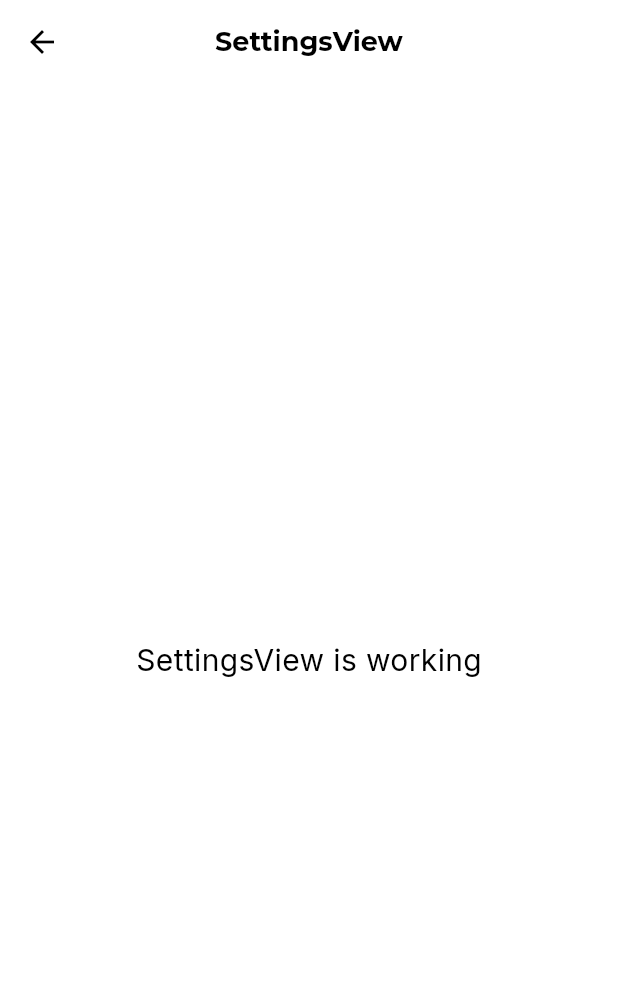
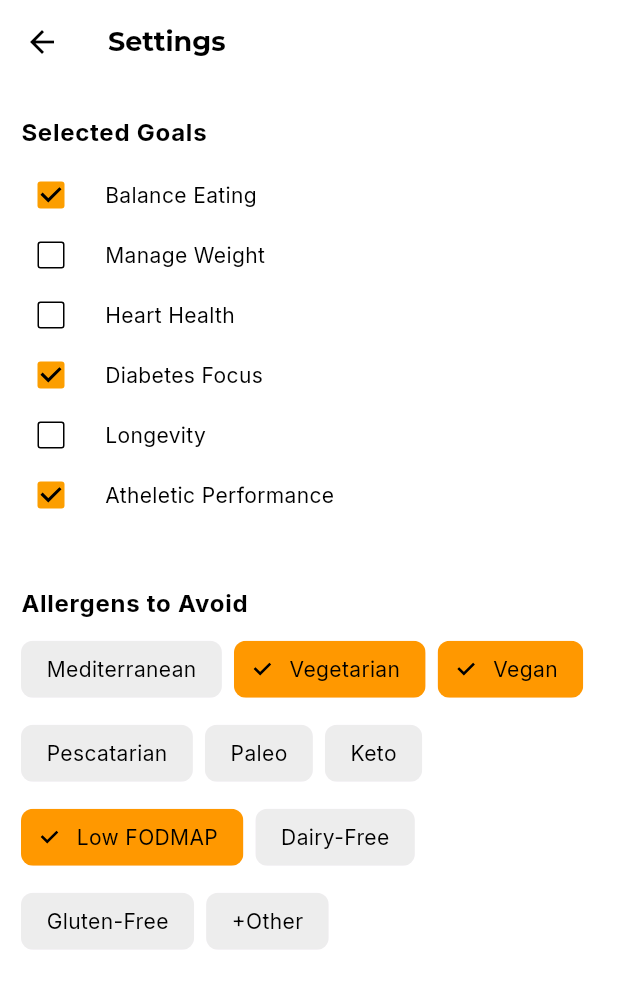
Before and after one commit to abdul-salam111/Neutrilens, a Flutter app: the SettingsView screen opened by its route, on a phone screen of 412 x 824 dp. Shown: the top 989 px of the screen. Run offline on Flutter 3.47's test engine with Material 3 defaults, Android fonts, the phone set to English and light mode, and no system bars; our stand-ins replace another_flushbar, cached_network_image, dio, fl_chart, flutter_secure_storage, fpdart and 7 more; missing offline and left inert: ai_barcode_scanner; accounts and stored records are empty; network calls fail.

```diff
--- a/lib/app/modules/navbar/presentation/views/navbar_view.dart
+++ b/lib/app/modules/navbar/presentation/views/navbar_view.dart
@@ -18,6 +18,7 @@ class NavbarView extends GetView<NavbarController> {
   final List<Widget> pages = [
     HomeView(),
     TrendsView(),
+
     SettingsView(),
     ProfileView(),
   ];
@@ -85,15 +86,14 @@ class NavbarView extends GetView<NavbarController> {
                   ),
                 ),
               ),
-
-              _buildNavItem(Icons.person_outline, Icons.person, "Profile", 2),
               _buildNavItem(
                 Icons.settings_outlined,
                 Icons.settings,
                 "Settings",
 
-                3,
+                2,
               ),
+              _buildNavItem(Icons.person_outline, Icons.person, "Profile", 3),
             ],
           ),
         ),
--- a/lib/app/modules/settings/controllers/settings_controller.dart
+++ b/lib/app/modules/settings/controllers/settings_controller.dart
@@ -1,23 +1,34 @@
 import 'package:get/get.dart';
 
 class SettingsController extends GetxController {
-  //TODO: Implement SettingsController
+  final RxList<int> selectedGoalsIndex = <int>[0, 3, 5].obs;
+  final List<String> goals = [
+    "Balance Eating",
+    "Manage Weight",
+    "Heart Health",
+    "Diabetes Focus",
+    "Longevity",
+    "Atheletic Performance",
+  ];
+  var allergensToAvoid = <String>[
+    "Mediterranean",
+    "Vegetarian",
+    "Vegan",
+    "Pescatarian",
+    "Paleo",
+    "Keto",
+    "Low FODMAP",
+    "Dairy-Free",
+    "Gluten-Free",
+    "+Other",
+  ].obs;
 
-  final count = 0.obs;
-  @override
-  void onInit() {
-    super.onInit();
+  var selectedAllergens = <String>["Vegetarian", "Low FODMAP", "Vegan",].obs;
+  void toggleSelection(String item, RxList<String> list) {
+    if (list.contains(item)) {
+      list.remove(item);
+    } else {
+      list.add(item);
+    }
   }
-
-  @override
-  void onReady() {
-    super.onReady();
-  }
-
-  @override
-  void onClose() {
-    super.onClose();
-  }
-
-  void increment() => count.value++;
 }
--- a/lib/app/modules/settings/views/settings_view.dart
+++ b/lib/app/modules/settings/views/settings_view.dart
@@ -1,6 +1,7 @@
 import 'package:flutter/material.dart';
 
 import 'package:get/get.dart';
+import 'package:neutri_lens/app/core/core.dart';
 
 import '../controllers/settings_controller.dart';
 
@@ -9,14 +10,71 @@ class SettingsView extends GetView<SettingsController> {
   @override
   Widget build(BuildContext context) {
     return Scaffold(
-      appBar: AppBar(
-        title: const Text('SettingsView'),
-        centerTitle: true,
-      ),
-      body: const Center(
-        child: Text(
-          'SettingsView is working',
-          style: TextStyle(fontSize: 20),
+      appBar: AppBar(title: const Text('Settings'), centerTitle: false),
+      body: Padding(
+        padding: screenPadding,
+        child: Column(
+          crossAxisAlignment: crossAxisStart,
+          children: [
+            heightBox(20),
+            Text(
+              "Selected Goals",
+              style: context.bodyLarge!.copyWith(fontWeight: FontWeight.bold),
+            ),
+            heightBox(10),
+            SizedBox(
+              height: context.screenHeight * 0.34,
+              child: ListView.builder(
+                itemBuilder: (context, index) {
+                  return Obx(
+                    () => CheckboxListTile(
+                      contentPadding: EdgeInsets.zero,
+                      visualDensity: VisualDensity(vertical: -4),
+                      controlAffinity: ListTileControlAffinity.leading,
+                      checkColor: AppColors.blackTextColor,
+                      side: BorderSide(color: AppColors.blackTextColor),
+                      activeColor: AppColors.appPrimaryColor,
+                      title: Text(
+                        controller.goals[index],
+                        style: context.bodyMedium!.copyWith(),
+                      ),
+                      value: controller.selectedGoalsIndex.contains(index)
+                          ? true
+                          : false,
+                      onChanged: (bool? value) {},
+                    ),
+                  );
+                },
+                itemCount: controller.goals.length,
+              ),
+            ),
+
+            Text(
+              "Allergens to Avoid",
+              style: context.bodyLarge!.copyWith(fontWeight: FontWeight.bold),
+            ),
+            SizedBox(height: 8),
+            Obx(
+              () => Wrap(
+                spacing: 8,
+                runSpacing: 8,
+                children: controller.allergensToAvoid.map((item) {
+                  final isSelected = controller.selectedAllergens.contains(
+                    item,
+                  );
+                  return ChoiceChip(
+                    side: BorderSide(color: Colors.transparent),
+                    checkmarkColor: Colors.black,
+                    backgroundColor: AppColors.lightGreyColor,
+                    label: Text(item, style: context.bodyMedium),
+                    selected: isSelected,
+                    selectedColor: Colors.orange,
+                    onSelected: (_) {},
+                  );
+                }).toList(),
+              ),
+            ),
+          ],
         ),
       ),
     );
--- a/pubspec.yaml
+++ b/pubspec.yaml
@@ -50,6 +50,7 @@ dependencies:
   image_picker: ^1.2.0
   fl_chart: ^1.1.1
   ai_barcode_scanner: ^7.1.0
+  change_app_package_name: ^1.5.0
 
 
 
@@ -62,6 +63,7 @@ dev_dependencies:
   freezed: ^3.2.3
   json_serializable: ^6.9.4
   build_runner: ^2.8.0
+
 
   # The "flutter_lints" package below contains a set of recommended lints to
   # encourage good coding practices. The lint set provided by the package is
```
Also changed, not shown: lib/app/modules/navbar/presentation/bindings/navbar_binding.dart (+6 -2 lines), lib/app/modules/profile/views/profile_view.dart (+72 -8 lines), pubspec.lock, 9 other files.
